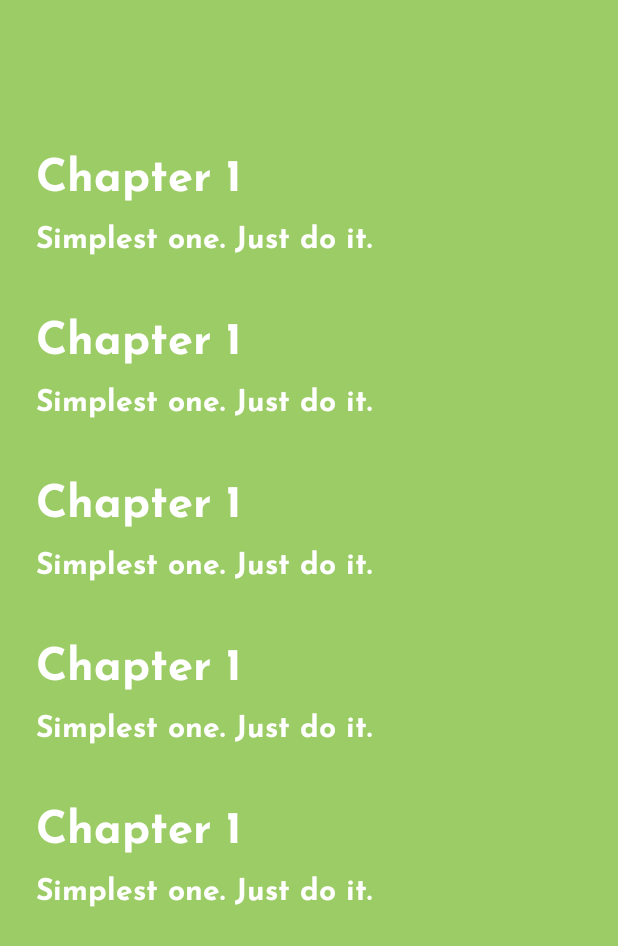
After one commit to Minnakhmetov/NumberGame, an Android app: the layout fragment_chapter_choice.xml on its own in the app's theme, with its tools: preview values and no code run, on a phone screen of 412 x 824 dp. The commit adds this screen. Shown: the top 946 px of the screen. Run offline under Robolectric (Android 15) with nearby library versions, the light colour scheme and no system bars; Roboto replaces fonts that are not available here.

Commit message:
Added ChapterChoiceFragment with RecyclerView

```diff
--- a/app/src/main/java/com/example/numbersgame/GameFragment.kt
+++ b/app/src/main/java/com/example/numbersgame/GameFragment.kt
@@ -18,10 +18,6 @@ class GameFragment : Fragment() {
     private lateinit var viewModel: GameViewModel
 
     private lateinit var mistakeFrameAnimation: Animation
-
-    override fun onCreate(savedInstanceState: Bundle?) {
-        super.onCreate(savedInstanceState)
-    }
 
     override fun onCreateView(
         inflater: LayoutInflater, container: ViewGroup?,
--- a/app/src/main/res/layout/activity_main.xml
+++ b/app/src/main/res/layout/activity_main.xml
@@ -24,6 +24,6 @@
         app:defaultNavHost="true"
         android:id="@+id/nav_host_fragment"
         app:navGraph="@navigation/navigation"
-        tools:layout="@layout/fragment_game"/>
+        tools:layout="@layout/fragment_chapter_choice"/>
 
 </androidx.constraintlayout.widget.ConstraintLayout>
--- /dev/null
+++ b/app/src/main/res/layout/chapter_item_list.xml
@@ -0,0 +1,33 @@
+<?xml version="1.0" encoding="utf-8"?>
+<androidx.constraintlayout.widget.ConstraintLayout xmlns:android="http://schemas.android.com/apk/res/android"
+    xmlns:app="http://schemas.android.com/apk/res-auto"
+    xmlns:tools="http://schemas.android.com/tools"
+    android:layout_width="match_parent"
+    android:layout_height="wrap_content"
+    android:padding="@dimen/spacing_normal">
+
+    <TextView
+        android:id="@+id/description"
+        android:layout_width="wrap_content"
+        android:layout_height="wrap_content"
+        android:text="TextView"
+        android:textSize="20sp"
+        android:layout_marginTop="@dimen/spacing_small"
+        app:layout_constraintBottom_toBottomOf="parent"
+        app:layout_constraintStart_toStartOf="@+id/name"
+        app:layout_constraintTop_toBottomOf="@+id/name"
+        tools:text="Simplest one. Just do it."/>
+
+    <TextView
+        android:id="@+id/name"
+        android:layout_width="wrap_content"
+        android:layout_height="wrap_content"
+        android:text="TextView"
+        android:textSize="30sp"
+        app:layout_constraintBottom_toTopOf="@+id/description"
+        app:layout_constraintEnd_toEndOf="parent"
+        app:layout_constraintHorizontal_bias="0.0"
+        app:layout_constraintStart_toStartOf="parent"
+        app:layout_constraintTop_toTopOf="parent"
+        tools:text="Chapter 1" />
+</androidx.constraintlayout.widget.ConstraintLayout>
--- /dev/null
+++ b/app/src/main/res/layout/fragment_chapter_choice.xml
@@ -0,0 +1,25 @@
+<layout xmlns:android="http://schemas.android.com/apk/res/android"
+    xmlns:app="http://schemas.android.com/apk/res-auto"
+    xmlns:tools="http://schemas.android.com/tools">
+
+    <data>
+
+    </data>
+
+    <FrameLayout
+        android:layout_width="match_parent"
+        android:layout_height="match_parent"
+        android:padding="@dimen/spacing_small"
+        tools:context="com.example.numbersgame.ChapterChoiceFragment">
+
+        <androidx.recyclerview.widget.RecyclerView
+            android:id="@+id/chapters_list"
+            android:layout_marginTop="@dimen/back_button_side"
+            android:layout_width="match_parent"
+            android:layout_height="match_parent"
+            app:layoutManager="androidx.recyclerview.widget.LinearLayoutManager"
+            tools:itemCount="5"
+            tools:listitem="@layout/chapter_item_list" />
+
+    </FrameLayout>
+</layout>
```
Also changed, not shown: app/src/main/java/com/example/numbersgame/Chapter.kt (added, +7 -0 lines), app/src/main/java/com/example/numbersgame/ChapterChoiceFragment.kt (added, +23 -0 lines), app/src/main/java/com/example/numbersgame/ChapterRecyclerViewAdapter.kt (added, +49 -0 lines).
